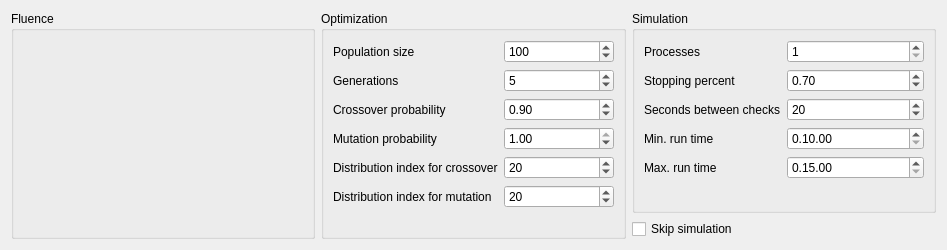
This is ui_files/ui_optimization_fluence_params.ui in JYU-IBA/potku as Qt 5 draws it before an edit. The edited form follows.
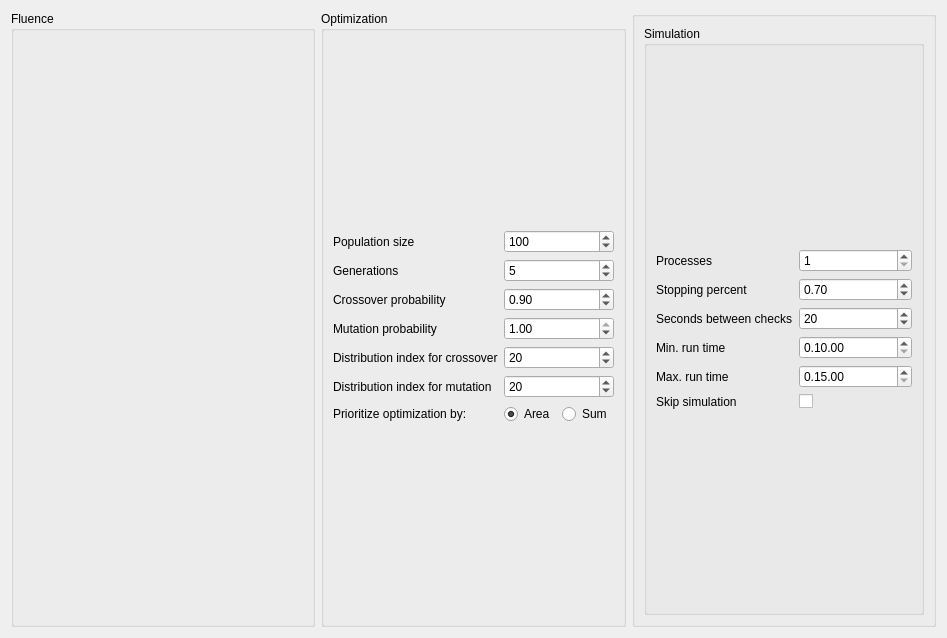
This is the edited form.

Commit message: User can now choose the optimization parameter

```diff
--- a/ui_files/ui_optimization_fluence_params.ui
+++ b/ui_files/ui_optimization_fluence_params.ui
@@ -7,7 +7,7 @@
     <x>0</x>
     <y>0</y>
     <width>947</width>
-    <height>250</height>
+    <height>638</height>
    </rect>
   </property>
   <property name="minimumSize">
@@ -41,7 +41,68 @@
        </property>
        <layout class="QVBoxLayout" name="verticalLayout_5">
         <item>
-         <layout class="QFormLayout" name="formLayout_4">
+         <layout class="QGridLayout" name="gridLayout">
+          <item row="5" column="1">
+           <widget class="QSpinBox" name="disMSpinBox">
+            <property name="value">
+             <number>20</number>
+            </property>
+           </widget>
+          </item>
+          <item row="5" column="0">
+           <widget class="QLabel" name="label_3">
+            <property name="text">
+             <string>Distribution index for mutation</string>
+            </property>
+           </widget>
+          </item>
+          <item row="6" column="1">
+           <layout class="QHBoxLayout" name="horizontalLayout_4">
+            <item>
+             <widget class="QRadioButton" name="areaRadioButton">
+              <property name="tabletTracking">
+               <bool>false</bool>
+              </property>
+              <property name="text">
+               <string>Area</string>
+              </property>
+              <property name="checked">
+               <bool>true</bool>
+              </property>
+             </widget>
+            </item>
+            <item>
+             <widget class="QRadioButton" name="sumRadioButton">
+              <property name="text">
+               <string>Sum</string>
+              </property>
+             </widget>
+            </item>
+           </layout>
+          </item>
+          <item row="6" column="0">
+           <widget class="QLabel" name="label_36">
+            <property name="sizePolicy">
+             <sizepolicy hsizetype="Minimum" vsizetype="Minimum">
+              <horstretch>0</horstretch>
+              <verstretch>0</verstretch>
+             </sizepolicy>
+            </property>
+            <property name="text">
+             <string>Prioritize optimization by:</string>
+            </property>
+           </widget>
+          </item>
+          <item row="1" column="1">
+           <widget class="QSpinBox" name="generationSpinBox">
+            <property name="maximum">
+             <number>999999</number>
+            </property>
+            <property name="value">
+             <number>5</number>
+            </property>
+           </widget>
+          </item>
           <item row="0" column="0">
            <widget class="QLabel" name="label">
             <property name="text">
@@ -49,6 +110,22 @@
             </property>
            </widget>
           </item>
+          <item row="2" column="1">
+           <widget class="QDoubleSpinBox" name="crossoverProbDoubleSpinBox">
+            <property name="decimals">
+             <number>2</number>
+            </property>
+            <property name="maximum">
+             <double>1.000000000000000</double>
+            </property>
+            <property name="singleStep">
+             <double>0.100000000000000</double>
+            </property>
+            <property name="value">
+             <double>0.900000000000000</double>
+            </property>
+           </widget>
+          </item>
           <item row="0" column="1">
            <widget class="QSpinBox" name="populationSpinBox">
             <property name="minimum">
@@ -69,16 +146,6 @@
             </property>
            </widget>
           </item>
-          <item row="1" column="1">
-           <widget class="QSpinBox" name="generationSpinBox">
-            <property name="maximum">
-             <number>999999</number>
-            </property>
-            <property name="value">
-             <number>5</number>
-            </property>
-           </widget>
-          </item>
           <item row="2" column="0">
            <widget class="QLabel" name="label_8">
             <property name="text">
@@ -86,29 +153,6 @@
             </property>
            </widget>
           </item>
-          <item row="2" column="1">
-           <widget class="QDoubleSpinBox" name="crossoverProbDoubleSpinBox">
-            <property name="decimals">
-             <number>2</number>
-            </property>
-            <property name="maximum">
-             <double>1.000000000000000</double>
-            </property>
-            <property name="singleStep">
-             <double>0.100000000000000</double>
-            </property>
-            <property name="value">
-             <double>0.900000000000000</double>
-            </property>
-           </widget>
-          </item>
-          <item row="3" column="0">
-           <widget class="QLabel" name="label_9">
-            <property name="text">
-             <string>Mutation probability</string>
-            </property>
-           </widget>
-          </item>
           <item row="3" column="1">
            <widget class="QDoubleSpinBox" name="mutationProbDoubleSpinBox">
             <property name="maximum">
@@ -129,6 +173,13 @@
             </property>
            </widget>
           </item>
+          <item row="3" column="0">
+           <widget class="QLabel" name="label_9">
+            <property name="text">
+             <string>Mutation probability</string>
+            </property>
+           </widget>
+          </item>
           <item row="4" column="1">
            <widget class="QSpinBox" name="disCSpinBox">
             <property name="value">
@@ -136,26 +187,13 @@
             </property>
            </widget>
           </item>
-          <item row="5" column="0">
-           <widget class="QLabel" name="label_3">
-            <property name="text">
-             <string>Distribution index for mutation</string>
-            </property>
-           </widget>
-          </item>
-          <item row="5" column="1">
-           <widget class="QSpinBox" name="disMSpinBox">
-            <property name="value">
-             <number>20</number>
-            </property>
-           </widget>
-          </item>
          </layout>
         </item>
        </layout>
       </widget>
      </item>
      <item>
+      <widget class="QGroupBox" name="groupBox">
       <layout class="QVBoxLayout" name="verticalLayout_2">
        <item>
         <widget class="QGroupBox" name="simGroupBox">
@@ -164,31 +202,7 @@
          </property>
          <layout class="QVBoxLayout" name="verticalLayout_3">
           <item>
-           <layout class="QFormLayout" name="formLayout_5">
-            <item row="0" column="0">
-             <widget class="QLabel" name="label_7">
-              <property name="text">
-               <string>Processes</string>
-              </property>
-             </widget>
-            </item>
-            <item row="0" column="1">
-             <widget class="QSpinBox" name="processesSpinBox">
-              <property name="minimum">
-               <number>1</number>
-              </property>
-              <property name="value">
-               <number>1</number>
-              </property>
-             </widget>
-            </item>
-            <item row="1" column="0">
-             <widget class="QLabel" name="label_11">
-              <property name="text">
-               <string>Stopping percent</string>
-              </property>
-             </widget>
-            </item>
+            <layout class="QGridLayout" name="gridLayout_2">
             <item row="1" column="1">
              <widget class="QDoubleSpinBox" name="percentDoubleSpinBox">
               <property name="minimum">
@@ -212,16 +226,6 @@
               </property>
              </widget>
             </item>
-            <item row="2" column="1">
-             <widget class="QSpinBox" name="timeSpinBox">
-              <property name="maximum">
-               <number>60</number>
-              </property>
-              <property name="value">
-               <number>20</number>
-              </property>
-             </widget>
-            </item>
             <item row="3" column="0">
              <widget class="QLabel" name="label_5">
               <property name="text">
@@ -229,30 +233,6 @@
               </property>
              </widget>
             </item>
-            <item row="3" column="1">
-             <widget class="QTimeEdit" name="minTimeEdit">
-              <property name="currentSection">
-               <enum>QDateTimeEdit::HourSection</enum>
-              </property>
-              <property name="displayFormat">
-               <string>H.mm.ss</string>
-              </property>
-              <property name="time">
-               <time>
-                <hour>0</hour>
-                <minute>10</minute>
-                <second>0</second>
-               </time>
-              </property>
-             </widget>
-            </item>
-            <item row="4" column="0">
-             <widget class="QLabel" name="label_6">
-              <property name="text">
-               <string>Max. run time</string>
-              </property>
-             </widget>
-            </item>
             <item row="4" column="1">
              <widget class="QTimeEdit" name="maxTimeEdit">
               <property name="maximumTime">
@@ -277,19 +257,94 @@
               </property>
              </widget>
             </item>
-           </layout>
-          </item>
-         </layout>
-        </widget>
-       </item>
-       <item>
+             <item row="2" column="1">
+              <widget class="QSpinBox" name="timeSpinBox">
+               <property name="maximum">
+                <number>60</number>
+               </property>
+               <property name="value">
+                <number>20</number>
+               </property>
+              </widget>
+             </item>
+             <item row="3" column="1">
+              <widget class="QTimeEdit" name="minTimeEdit">
+               <property name="currentSection">
+                <enum>QDateTimeEdit::HourSection</enum>
+               </property>
+               <property name="displayFormat">
+                <string>H.mm.ss</string>
+               </property>
+               <property name="time">
+                <time>
+                 <hour>0</hour>
+                 <minute>10</minute>
+                 <second>0</second>
+                </time>
+               </property>
+              </widget>
+             </item>
+             <item row="4" column="0">
+              <widget class="QLabel" name="label_6">
+               <property name="text">
+                <string>Max. run time</string>
+               </property>
+              </widget>
+             </item>
+             <item row="0" column="0">
+              <widget class="QLabel" name="label_7">
+               <property name="text">
+                <string>Processes</string>
+               </property>
+              </widget>
+             </item>
+             <item row="1" column="0">
+              <widget class="QLabel" name="label_11">
+               <property name="text">
+                <string>Stopping percent</string>
+               </property>
+              </widget>
+             </item>
+             <item row="0" column="1">
+              <widget class="QSpinBox" name="processesSpinBox">
+               <property name="minimum">
+                <number>1</number>
+               </property>
+               <property name="value">
+                <number>1</number>
+               </property>
+              </widget>
+             </item>
+             <item row="5" column="1">
         <widget class="QCheckBox" name="skip_sim_chk_box">
+               <property name="enabled">
+                <bool>true</bool>
+               </property>
+               <property name="layoutDirection">
+                <enum>Qt::LeftToRight</enum>
+               </property>
+               <property name="text">
+                <string/>
+               </property>
+               <property name="tristate">
+                <bool>false</bool>
+               </property>
+              </widget>
+             </item>
+             <item row="5" column="0">
+              <widget class="QLabel" name="label_24">
          <property name="text">
           <string>Skip simulation</string>
          </property>
         </widget>
        </item>
       </layout>
+           </item>
+          </layout>
+         </widget>
+        </item>
+       </layout>
+      </widget>
      </item>
     </layout>
    </item>
```
Lines whose indentation alone changed are shown as unchanged. The commit also changes 5 other files.
